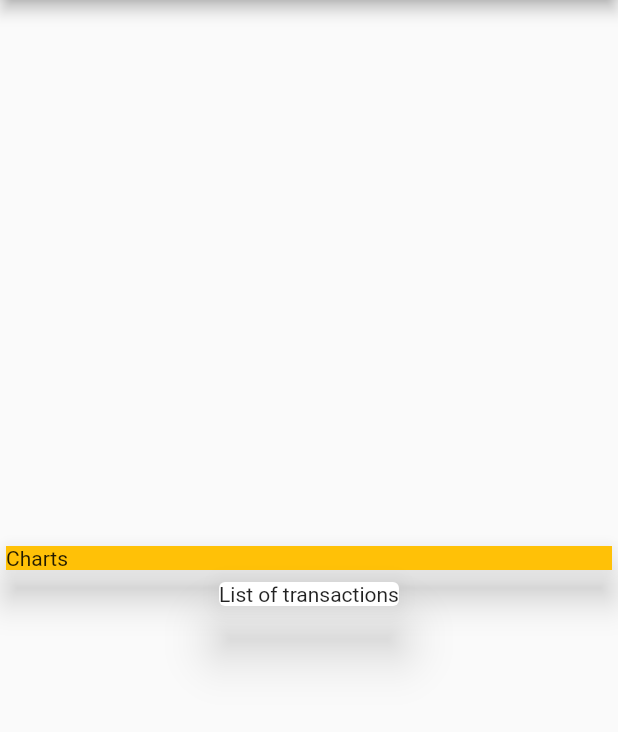
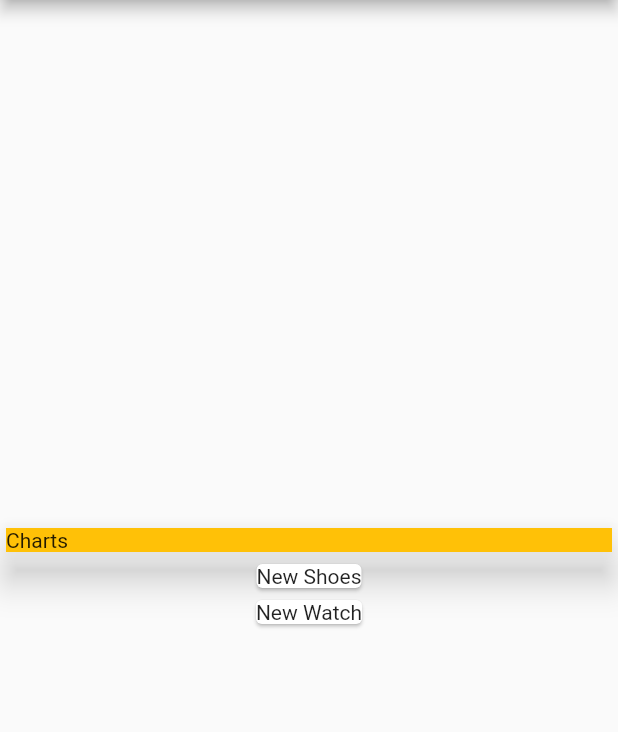
Before and after one commit to TRohit20/Flutter-Playground, a Flutter app: the screen it shows after launch, on a phone screen of 412 x 824 dp, the part 84-816 px from its top. Run offline on Flutter 3.47's test engine with Material 2 defaults, Android fonts, the light colour scheme and no system bars; our stand-ins replace firebase_auth, firebase_core; missing offline and left inert: dart:ffi; accounts and stored records are empty.

Commit message:
Mapping data to Widgets

```diff
--- a/expense_tracker/lib/main.dart
+++ b/expense_tracker/lib/main.dart
@@ -41,9 +41,13 @@ class MyHomePage extends StatelessWidget {
                   width: 300, color: Colors.amber, child: Text('Charts')),
             ),
           ),
-          const Card(
-            elevation: 15,
-            child: Text('List of transactions'),
+          Column(
+            // Using .map to transform objs to list of widgets and we use .list cz .map outputs iterables.
+            children: transactions.map((tx) {
+              return Card(
+                child: Text(tx.title),
+              );
+            }).toList(),
           )
         ],
       ),
```
